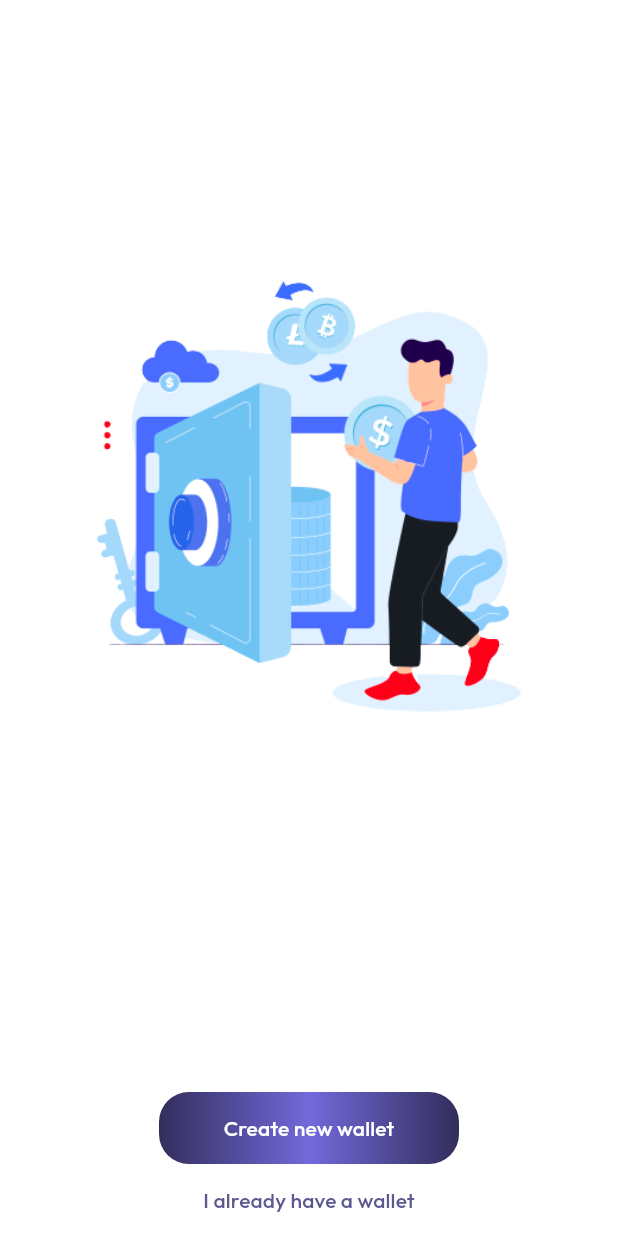
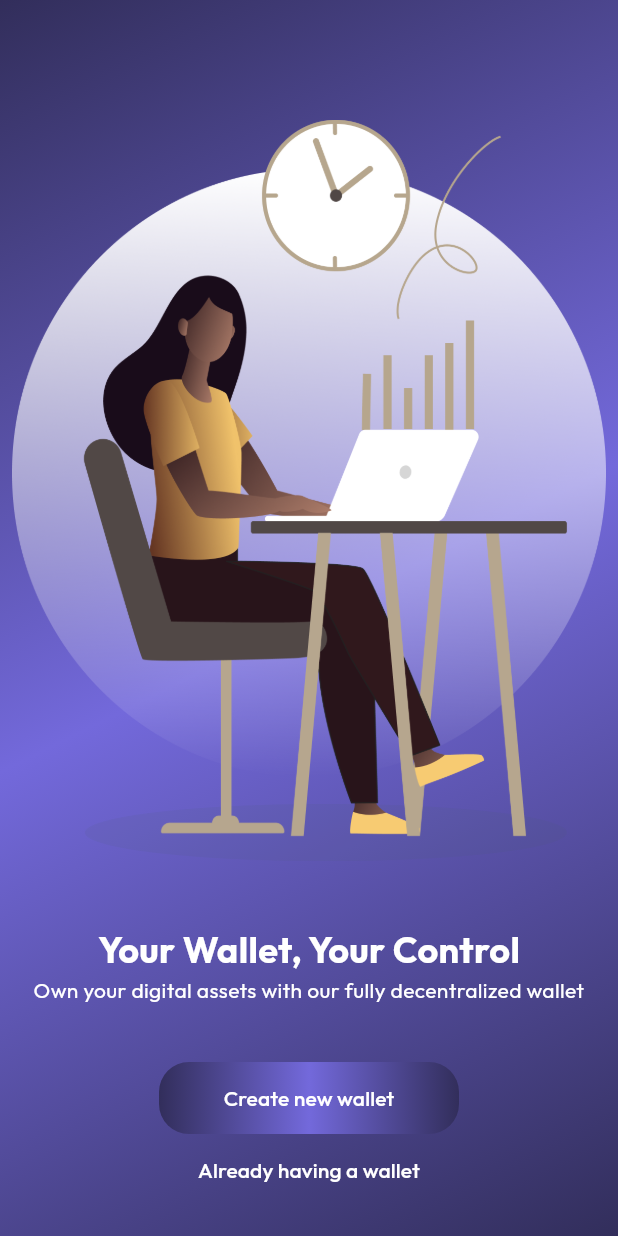
Before and after one commit to EracomDev/difogg, a Flutter app: the CreateWalletScreen screen opened directly, on a phone screen of 412 x 824 dp. Run offline on Flutter 3.47's test engine with Material 3 defaults, Android fonts, the light colour scheme and no system bars; our stand-ins replace barcode_widget, carousel_slider, flutter_secure_storage, flutter_spinkit, flutter_svg, google_nav_bar and 4 more; missing offline and left inert: bip39, dart:js, flutter_inappwebview, flutter_injected_web3, qr_code_scanner, wallet and 1 more; accounts and stored records are empty; project files that could hold a hidden picture were left out.

Commit message:
ui changes

```diff
--- a/lib/screens/create_wallet_screen.dart
+++ b/lib/screens/create_wallet_screen.dart
@@ -28,30 +28,60 @@ class _CreateWalletScreenState extends State<CreateWalletScreen> {
 
   // Add your images, titles, and slogans here.
   List<String> images = [
-    'assets/images/wallet1.png',
-    'assets/images/wallet2.png',
-    'assets/images/wallet3.png',
+
+    'assets/images/image1.png',
+    'assets/images/image2.png',
+    'assets/images/image3.png',
     'assets/images/wallet4.png',
+
   ];
 
+
   List<String> titles = [
+
     'Your Wallet, Your Control',
     'Secure and Private',
     'Real-Time Tracking',
     'Access Anywhere, Anytime',
+
   ];
 
   List<String> slogans = [
+
     'Own your digital assets with our fully decentralized wallet',
     'We prioritize your privacy - your keys, your coins',
     'Stay updated with real-time tracking of your digital assets',
     'Available on multiple platforms for access whenever you need it',
+
   ];
 
 
   @override
   Widget build(BuildContext context) {
     return AppLayout(
+      child: Container(
+
+        decoration: BoxDecoration(gradient:
+
+        LinearGradient(
+            begin: Alignment.topLeft,
+            end: Alignment.bottomRight,
+            colors: [
+
+
+              Color.fromRGBO(50, 46, 91, 1.0),
+              Color.fromRGBO(115, 105, 219, 1.0),
+              Color.fromRGBO(50, 46, 91, 1.0),
+              //Color.fromRGBO(113, 185, 117, 1.0),
+              //Color.fromRGBO(78, 138, 71, 1.0),
+              //Color.fromRGBO(40, 79, 37, 1.0),
+              //Color.fromRGBO(24, 24, 24, 1.0)
+            ]),
+
+            //borderRadius: BorderRadius.circular(20)
+
+        ),
+
         child: Scaffold(
           body: Center(
             child: Column(
@@ -65,14 +95,18 @@ class _CreateWalletScreenState extends State<CreateWalletScreen> {
                         padding: const EdgeInsets.all(8.0),
                         child: Column(
                           mainAxisAlignment: MainAxisAlignment.center,
+                          crossAxisAlignment: CrossAxisAlignment.center,
                           children: [
+
+                            const SizedBox(height: 30),
+
                             Expanded(
                               child: Image.asset(
                                 images[index],
                                 fit: BoxFit.contain,
                               ),
                             ),
-                          const SizedBox(height: 1),
+
                             Text(
                               titles[index],
                               style: const TextStyle(
@@ -80,11 +114,14 @@ class _CreateWalletScreenState extends State<CreateWalletScreen> {
                                 fontWeight: FontWeight.bold,
                               ),
                             ),
-                          const SizedBox(height: 1),
+
                             Text(
                               slogans[index],
                               textAlign: TextAlign.center,
                             ),
+
+                            const SizedBox(height: 20),
+
                           ],
                         ),
                       );
@@ -113,7 +150,7 @@ class _CreateWalletScreenState extends State<CreateWalletScreen> {
                           showLoader = true;
                         });
 
-                      Future.delayed(const Duration(milliseconds: 400),() async{
+                        Future.delayed(const Duration(milliseconds: 400),() async {
 
                           final wallet = await walletService.createWallet();
                           final tempData = [
@@ -130,6 +167,7 @@ class _CreateWalletScreenState extends State<CreateWalletScreen> {
                           });
 
                           if(mounted){
+
                             Navigator.push(
                               context,
                               MaterialPageRoute(builder: (context) => ViewMnemonics()),
@@ -151,11 +189,14 @@ class _CreateWalletScreenState extends State<CreateWalletScreen> {
                   onPressed: () {
                     Navigator.pushNamed(context, Routes.restoreWallet);
                   },
-                child: const Text(
-                  'I already have a wallet',
+                  child: Text(
+                    'Already having a wallet',style: TextStyle(color: Colors.white),
                   ),
                 ),
+
+                SizedBox(height: 20,)
               ],
+            ),
           ),
         ),
       ),
--- a/lib/screens/main_page.dart
+++ b/lib/screens/main_page.dart
@@ -7,6 +7,7 @@ import 'package:difog/screens/settings.dart';
 import 'package:difog/utils/app_config.dart';
 
 import 'browser.dart';
+import 'create_wallet_screen.dart';
 import 'dashboard_page.dart';
 import 'market_html.dart';
 import 'wallet.dart';
@@ -134,6 +135,12 @@ class _MainPageState extends State<MainPage> {
                   color: Colors.white,
                 ),
                 onPressed: () {
+
+                  Navigator.push(
+                    context,
+                    MaterialPageRoute(
+                        builder: (context) => CreateWalletScreen()),
+                  );
 
                 },
               ),
```
Also changed, not shown: assets/images/image1.png (added), assets/images/image2.png (added), assets/images/image3.png (added), assets/images/logo_1.webp (added), assets/images/logo_old.png (added), 2 other files. Lines whose indentation alone changed are shown as unchanged.
